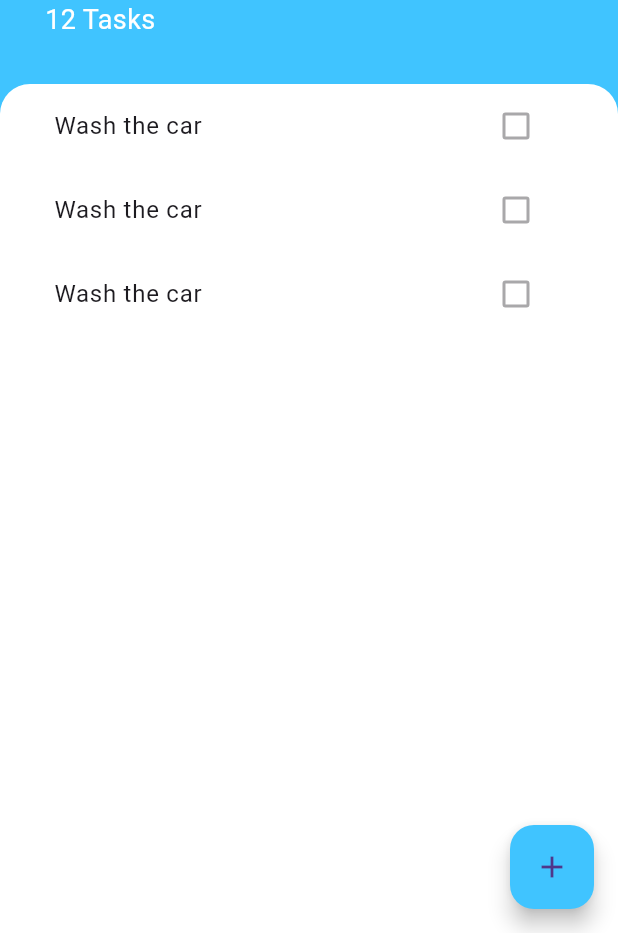
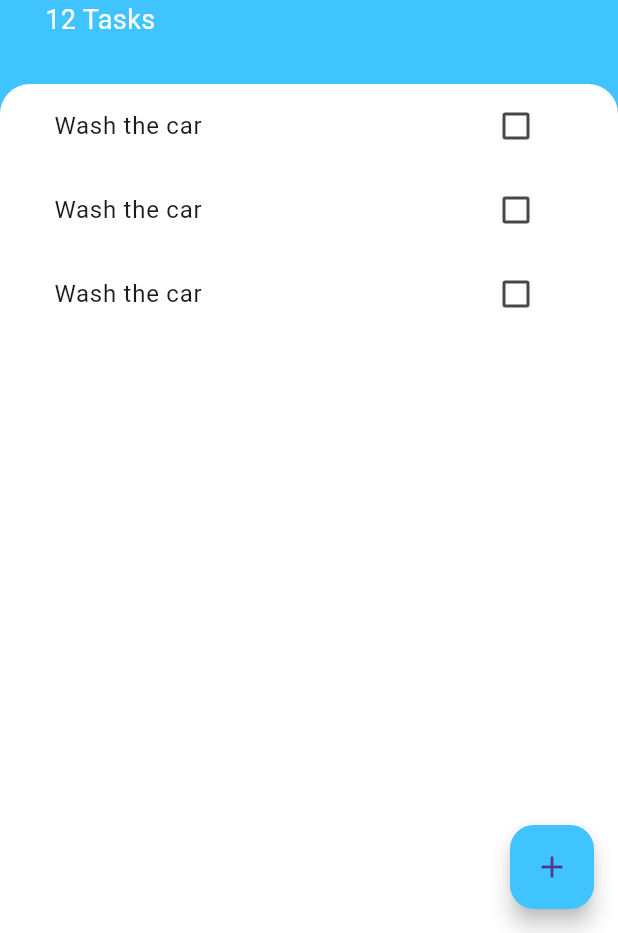
Before and after one commit to ChristianAfreh/todoey-flutter, a Flutter app: the screen it shows after launch, on a phone screen of 412 x 824 dp, the part 303-1236 px from its top. Run offline on Flutter 3.47's test engine with Material 3 defaults, Android fonts, the phone set to English and light mode, and no system bars.

Commit message:
refactoredd TaskTile and TaskList widgets

```diff
--- a/lib/widgets/task_tile.dart
+++ b/lib/widgets/task_tile.dart
@@ -1,15 +1,52 @@
 import 'package:flutter/material.dart';
 
-class TaskTile extends StatelessWidget {
+class TaskTile extends StatefulWidget {
   const TaskTile({
     super.key,
   });
 
   @override
+  State<TaskTile> createState() => _TaskTileState();
+}
+
+class _TaskTileState extends State<TaskTile> {
+  bool isChecked = false;
+
+  @override
   Widget build(BuildContext context) {
-    return const ListTile(
-      title: Text('Wash the car'),
-      trailing: Checkbox(value: false, onChanged: null),
+    return ListTile(
+      title: Text(
+        'Wash the car',
+        style: TextStyle(
+          decoration: isChecked ? TextDecoration.lineThrough : null,
+        ),
+      ),
+      trailing: TaskCheckBox(
+        checkboxState: isChecked,
+        toggleCheckboxState: (bool? checkboxState) {
+          setState(() {
+            isChecked = checkboxState!;
+          });
+        },
+      ),
     );
   }
 }
+
+class TaskCheckBox extends StatelessWidget {
+  const TaskCheckBox(
+      {super.key,
+      required this.checkboxState,
+      required this.toggleCheckboxState});
+
+  final bool checkboxState;
+  final Function(bool?)? toggleCheckboxState;
+
+  @override
+  Widget build(BuildContext context) {
+    return Checkbox(
+      value: checkboxState,
+      onChanged: toggleCheckboxState,
+    );
+  }
+}
```
